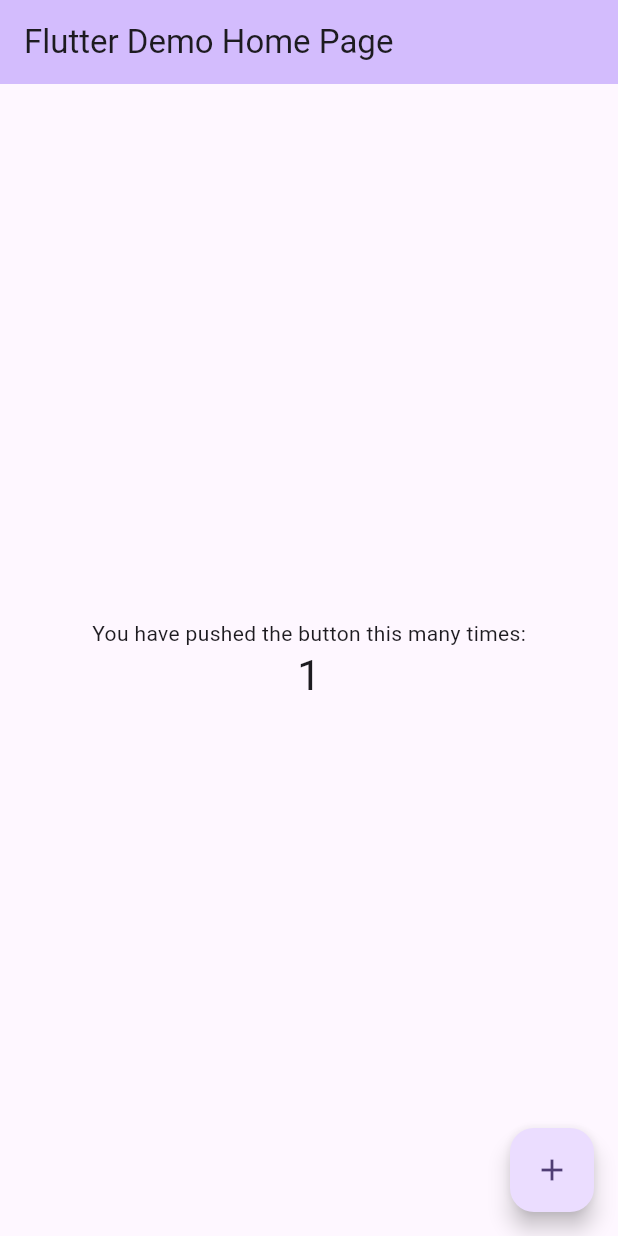
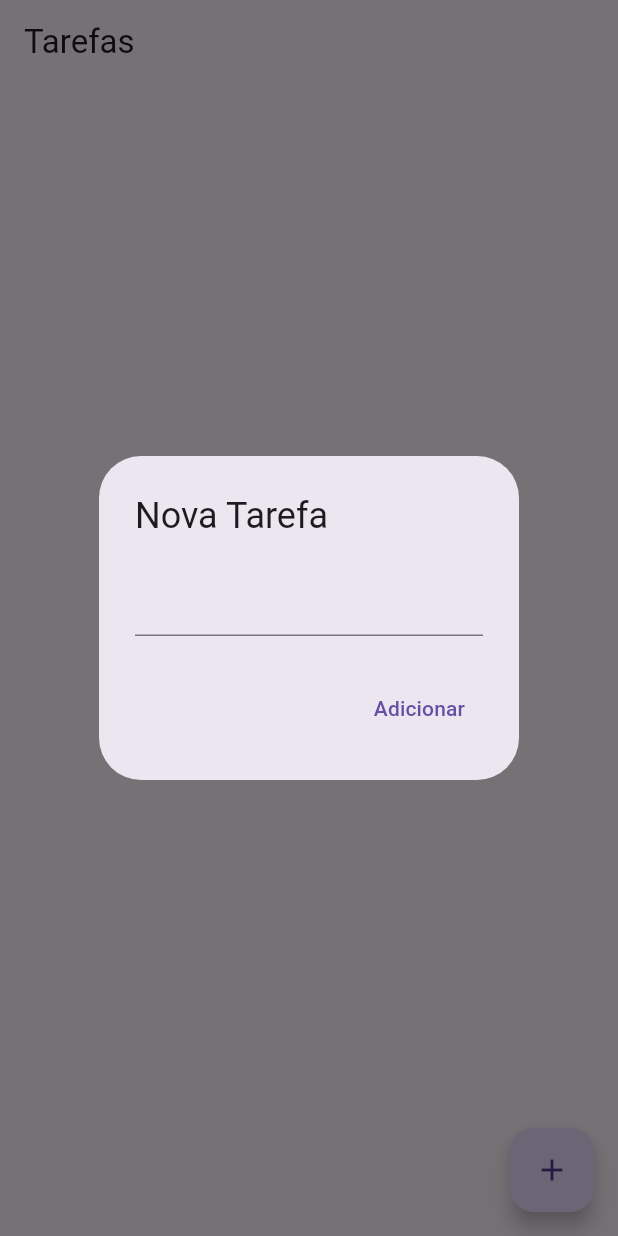
Before and after one commit to joaopsilvam/Desafio---WL-Consultings, a Flutter app: the screen it shows after launch, after a tap on the "add" icon, on a phone screen of 412 x 824 dp. Run offline on Flutter 3.47's test engine with Material 3 defaults, Android fonts, the light colour scheme and no system bars; our stand-ins replace hive, hive_flutter; accounts and stored records are empty.

Commit message:
feature: Estrutura MVVM, banco de dados Hive e CRUD de tarefas

```diff
--- /dev/null
+++ b/devtools_options.yaml
@@ -0,0 +1,3 @@
+description: This file stores settings for Dart & Flutter DevTools.
+documentation: https://docs.flutter.dev/tools/devtools/extensions#configure-extension-enablement-states
+extensions:
--- /dev/null
+++ b/lib/data/models/task_model.dart
@@ -0,0 +1,14 @@
+import 'package:hive/hive.dart';
+
+part 'task_model.g.dart';
+
+@HiveType(typeId: 0)
+class TaskModel {
+  @HiveField(0)
+  String title;
+
+  @HiveField(1)
+  bool isCompleted;
+
+  TaskModel({required this.title, this.isCompleted = false});
+}
--- /dev/null
+++ b/lib/data/repositories/task_repository.dart
@@ -0,0 +1,14 @@
+import 'package:hive/hive.dart';
+import '../models/task_model.dart';
+
+class TaskRepository {
+  final Box<TaskModel> _taskBox = Hive.box<TaskModel>('tasks');
+
+  List<TaskModel> getTasks() => _taskBox.values.toList();
+
+  void addTask(TaskModel task) => _taskBox.add(task);
+
+  void updateTask(int index, TaskModel task) => _taskBox.putAt(index, task);
+
+  void deleteTask(int index) => _taskBox.deleteAt(index);
+}
--- a/lib/main.dart
+++ b/lib/main.dart
@@ -1,125 +1,29 @@
 import 'package:flutter/material.dart';
+import 'package:hive_flutter/hive_flutter.dart';
+import 'package:provider/provider.dart';
+import 'data/models/task_model.dart';
+import 'presentation/viewmodels/task_viewmodel.dart';
+import 'presentation/views/home_screen.dart';
 
-void main() {
-  runApp(const MyApp());
+void main() async {
+  WidgetsFlutterBinding.ensureInitialized();
+  await Hive.initFlutter();
+  Hive.registerAdapter(TaskModelAdapter());
+  await Hive.openBox<TaskModel>('tasks');
+
+  runApp(MyApp());
 }
 
 class MyApp extends StatelessWidget {
-  const MyApp({super.key});
-
-  // This widget is the root of your application.
   @override
   Widget build(BuildContext context) {
-    return MaterialApp(
-      title: 'Flutter Demo',
-      theme: ThemeData(
-        // This is the theme of your application.
-        //
-        // TRY THIS: Try running your application with "flutter run". You'll see
-        // the application has a purple toolbar. Then, without quitting the app,
-        // try changing the seedColor in the colorScheme below to Colors.green
-        // and then invoke "hot reload" (save your changes or press the "hot
-        // reload" button in a Flutter-supported IDE, or press "r" if you used
-        // the command line to start the app).
-        //
-        // Notice that the counter didn't reset back to zero; the application
-        // state is not lost during the reload. To reset the state, use hot
-        // restart instead.
-        //
-        // This works for code too, not just values: Most code changes can be
-        // tested with just a hot reload.
-        colorScheme: ColorScheme.fromSeed(seedColor: Colors.deepPurple),
-        useMaterial3: true,
+    return ChangeNotifierProvider(
+      create: (_) => TaskViewModel()..loadTasks(),
+      child: MaterialApp(
+        debugShowCheckedModeBanner: false,
+        theme: ThemeData(primarySwatch: Colors.blue),
+        home: HomeScreen(),
       ),
-      home: const MyHomePage(title: 'Flutter Demo Home Page'),
     );
   }
 }
-
-class MyHomePage extends StatefulWidget {
-  const MyHomePage({super.key, required this.title});
-
-  // This widget is the home page of your application. It is stateful, meaning
-  // that it has a State object (defined below) that contains fields that affect
-  // how it looks.
-
-  // This class is the configuration for the state. It holds the values (in this
-  // case the title) provided by the parent (in this case the App widget) and
-  // used by the build method of the State. Fields in a Widget subclass are
-  // always marked "final".
-
-  final String title;
-
-  @override
-  State<MyHomePage> createState() => _MyHomePageState();
-}
-
-class _MyHomePageState extends State<MyHomePage> {
-  int _counter = 0;
-
-  void _incrementCounter() {
-    setState(() {
-      // This call to setState tells the Flutter framework that something has
-      // changed in this State, which causes it to rerun the build method below
-      // so that the display can reflect the updated values. If we changed
-      // _counter without calling setState(), then the build method would not be
-      // called again, and so nothing would appear to happen.
-      _counter++;
-    });
-  }
-
-  @override
-  Widget build(BuildContext context) {
-    // This method is rerun every time setState is called, for instance as done
-    // by the _incrementCounter method above.
-    //
-    // The Flutter framework has been optimized to make rerunning build methods
-    // fast, so that you can just rebuild anything that needs updating rather
-    // than having to individually change instances of widgets.
-    return Scaffold(
-      appBar: AppBar(
-        // TRY THIS: Try changing the color here to a specific color (to
-        // Colors.amber, perhaps?) and trigger a hot reload to see the AppBar
-        // change color while the other colors stay the same.
-        backgroundColor: Theme.of(context).colorScheme.inversePrimary,
-        // Here we take the value from the MyHomePage object that was created by
-        // the App.build method, and use it to set our appbar title.
-        title: Text(widget.title),
-      ),
-      body: Center(
-        // Center is a layout widget. It takes a single child and positions it
-        // in the middle of the parent.
-        child: Column(
-          // Column is also a layout widget. It takes a list of children and
-          // arranges them vertically. By default, it sizes itself to fit its
-          // children horizontally, and tries to be as tall as its parent.
-          //
-          // Column has various properties to control how it sizes itself and
-          // how it positions its children. Here we use mainAxisAlignment to
-          // center the children vertically; the main axis here is the vertical
-          // axis because Columns are vertical (the cross axis would be
-          // horizontal).
-          //
-          // TRY THIS: Invoke "debug painting" (choose the "Toggle Debug Paint"
-          // action in the IDE, or press "p" in the console), to see the
-          // wireframe for each widget.
-          mainAxisAlignment: MainAxisAlignment.center,
-          children: <Widget>[
-            const Text(
-              'You have pushed the button this many times:',
-            ),
-            Text(
-              '$_counter',
-              style: Theme.of(context).textTheme.headlineMedium,
-            ),
-          ],
-        ),
-      ),
-      floatingActionButton: FloatingActionButton(
-        onPressed: _incrementCounter,
-        tooltip: 'Increment',
-        child: const Icon(Icons.add),
-      ), // This trailing comma makes auto-formatting nicer for build methods.
-    );
-  }
-}
--- /dev/null
+++ b/lib/presentation/viewmodels/task_viewmodel.dart
@@ -0,0 +1,31 @@
+import 'package:flutter/material.dart';
+import '../../data/models/task_model.dart';
+import '../../data/repositories/task_repository.dart';
+
+class TaskViewModel extends ChangeNotifier {
+  final TaskRepository _repository = TaskRepository();
+  List<TaskModel> _tasks = [];
+
+  List<TaskModel> get tasks => _tasks;
+
+  void loadTasks() {
+    _tasks = _repository.getTasks();
+    notifyListeners();
+  }
+
+  void addTask(String title) {
+    _repository.addTask(TaskModel(title: title));
+    loadTasks();
+  }
+
+  void toggleTaskCompletion(int index) {
+    final task = _tasks[index];
+    _repository.updateTask(index, TaskModel(title: task.title, isCompleted: !task.isCompleted));
+    loadTasks();
+  }
+
+  void deleteTask(int index) {
+    _repository.deleteTask(index);
+    loadTasks();
+  }
+}
--- /dev/null
+++ b/lib/presentation/views/home_screen.dart
@@ -0,0 +1,55 @@
+import 'package:flutter/material.dart';
+import 'package:provider/provider.dart';
+import '../viewmodels/task_viewmodel.dart';
+import '../../data/models/task_model.dart';
+
+class HomeScreen extends StatelessWidget {
+  @override
+  Widget build(BuildContext context) {
+    final viewModel = Provider.of<TaskViewModel>(context);
+
+    return Scaffold(
+      appBar: AppBar(title: Text('Tarefas')),
+      body: ListView.builder(
+        itemCount: viewModel.tasks.length,
+        itemBuilder: (context, index) {
+          final task = viewModel.tasks[index];
+          return ListTile(
+            title: Text(task.title, style: TextStyle(decoration: task.isCompleted ? TextDecoration.lineThrough : null)),
+            trailing: Checkbox(
+              value: task.isCompleted,
+              onChanged: (_) => viewModel.toggleTaskCompletion(index),
+            ),
+            onLongPress: () => viewModel.deleteTask(index),
+          );
+        },
+      ),
+      floatingActionButton: FloatingActionButton(
+        onPressed: () => _showAddTaskDialog(context, viewModel),
+        child: Icon(Icons.add),
+      ),
+    );
+  }
+
+  void _showAddTaskDialog(BuildContext context, TaskViewModel viewModel) {
+    TextEditingController controller = TextEditingController();
+    showDialog(
+      context: context,
+      builder: (context) {
+        return AlertDialog(
+          title: Text('Nova Tarefa'),
+          content: TextField(controller: controller),
+          actions: [
+            TextButton(
+              onPressed: () {
+                viewModel.addTask(controller.text);
+                Navigator.pop(context);
+              },
+              child: Text('Adicionar'),
+            ),
+          ],
+        );
+      },
+    );
+  }
+}
```
Also changed, not shown: lib/data/models/task_model.g.dart (added), 1 other file.
